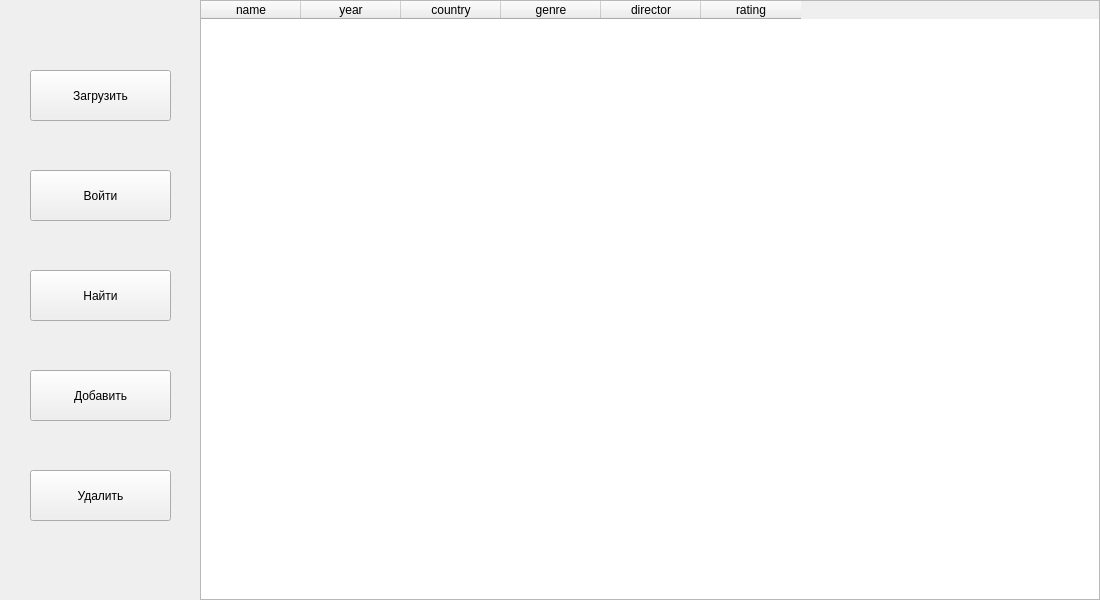
Surrender2k/PyQt6_kinopoisk, file main_window.ui: the form before one commit.
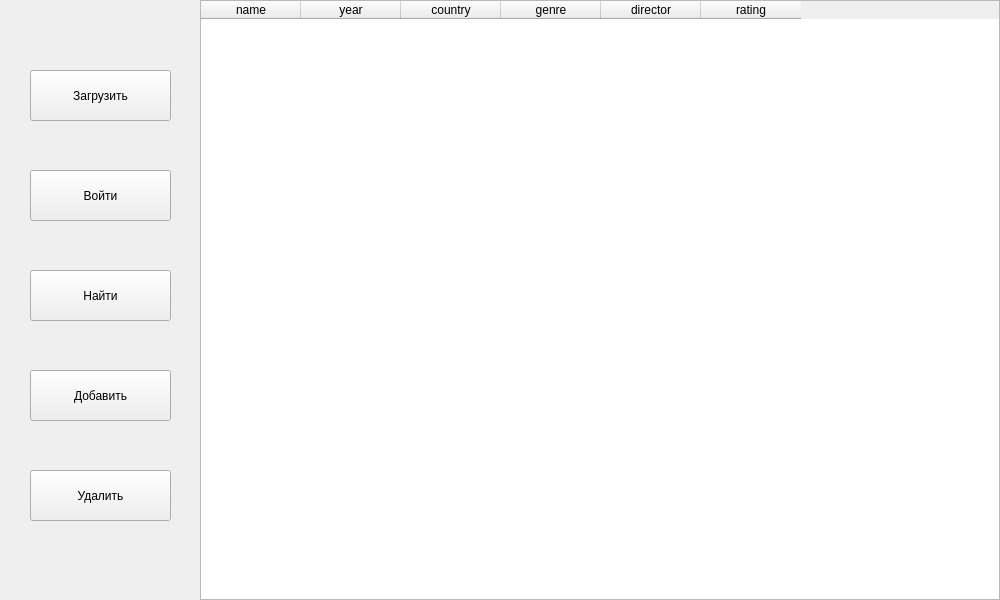
The form after the commit.

```diff
--- a/main_window.ui
+++ b/main_window.ui
@@ -6,19 +6,19 @@
    <rect>
     <x>0</x>
     <y>0</y>
-    <width>1100</width>
+    <width>1000</width>
     <height>600</height>
    </rect>
   </property>
   <property name="minimumSize">
    <size>
-    <width>1100</width>
+    <width>1000</width>
     <height>600</height>
    </size>
   </property>
   <property name="maximumSize">
    <size>
-    <width>1100</width>
+    <width>1000</width>
     <height>600</height>
    </size>
   </property>
@@ -30,7 +30,7 @@
     <rect>
      <x>200</x>
      <y>0</y>
-     <width>900</width>
+     <width>800</width>
      <height>600</height>
     </rect>
    </property>
```
